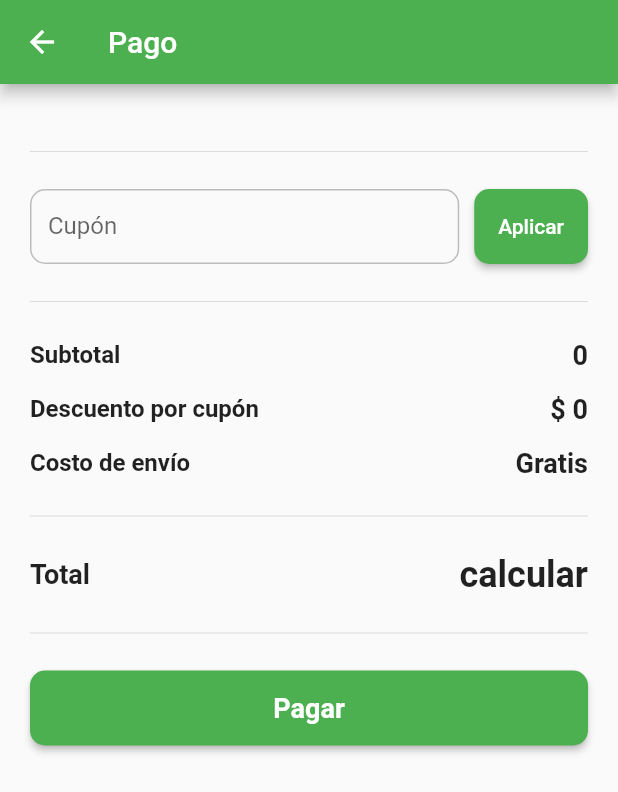
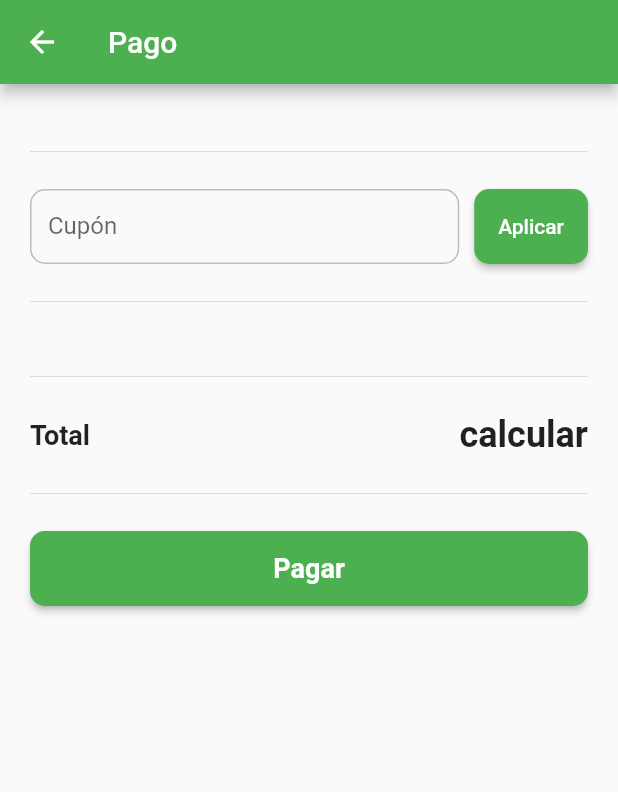
Before and after one commit to renzorosaz/prueba1mv, a Flutter app: the CheckoutPage screen opened by its route, on a phone screen of 412 x 824 dp. Shown: the top 792 px of the screen. Run offline on Flutter 3.47's test engine with Material 2 defaults, Android fonts, the phone set to English and light mode, and no system bars; our stand-ins replace badges.

Commit message:
actualizando method calculcediscount

```diff
--- a/lib/checkout.dart
+++ b/lib/checkout.dart
@@ -138,7 +138,9 @@ class _CheckoutPageState extends State<CheckoutPage> {
                     children: [
                       Expanded(
                         child: Text(
-                          "Cupón ${cart.coupon!.code} aplicado",
+                          cart.coupon != null
+                              ? "Cupón ${cart.coupon!.code} aplicado"
+                              : "Cupón de $valueCoupon% aplicado",
                           style: const TextStyle(
                             fontSize: 16,
                             fontWeight: FontWeight.w600,
@@ -149,6 +151,9 @@ class _CheckoutPageState extends State<CheckoutPage> {
                       IconButton(
                         onPressed: () {
                           cart.coupon = null;
+                          costDiscount = 0;
+                          _tc.text = "";
+                          cart.coupon = null;
                           // ignore: invalid_use_of_visible_for_testing_member, invalid_use_of_protected_member
                           cart.notifyListeners();
                         },
@@ -158,61 +163,85 @@ class _CheckoutPageState extends State<CheckoutPage> {
                     ],
                   ),
                 const Divider(height: 50),
+                if (products.isNotEmpty)
                   Wrap(
                     runSpacing: 15,
                     children: [
                       Row(
                         children: [
-                        Expanded(
+                          const Expanded(
                               child: Text(
                             "Subtotal",
                             style: TextStyle(
                               fontSize: 16,
-                            fontWeight: FontWeight.w600,
+                              fontWeight: FontWeight.w400,
                             ),
                           )),
+                          Column(
+                            crossAxisAlignment: CrossAxisAlignment.end,
+                            children: [
                               Text(
-                          "$subTotal",
-                          style: TextStyle(
+                                "\$$subTotal",
+                                style: const TextStyle(
                                   fontSize: 18,
                                   fontWeight: FontWeight.w600,
                                 ),
+                              ),
+                              costDiscount > 0
+                                  ? const Text(
+                                      "Descuento aplicado por compra de produtos en paquete",
+                                      style: TextStyle(
+                                          fontSize: 8, color: Colors.red))
+                                  : Container()
+                            ],
                           ),
                         ],
                       ),
                       Row(
                         children: [
-                        Expanded(
+                          const Expanded(
                               child: Text(
                             "Descuento por cupón",
                             style: TextStyle(
                               fontSize: 16,
+                              fontWeight: FontWeight.w400,
+                            ),
+                          )),
+                          // ignore: unnecessary_null_comparison
+                          valueCoupon == null
+                              ? Text(
+                                  costDiscount <= 0
+                                      ? "\$ 0"
+                                      : "\$$costDiscount",
+                                  style: const TextStyle(
+                                    fontSize: 16,
                                     fontWeight: FontWeight.w600,
                                   ),
-                        )),
-                        Text(
-                          costDiscount <= 0 ? "\$ 0" : "\$$costDiscount",
-                          style: TextStyle(
-                            fontSize: 18,
+                                )
+                              : Text(
+                                  "\$ $valueTotalDiscount ($valueCoupon%) ",
+                                  style: const TextStyle(
+                                    fontSize: 16,
+                                    color: Colors.red,
                                     fontWeight: FontWeight.w600,
                                   ),
-                        ),
+                                )
                         ],
                       ),
                       Row(
                         children: [
-                        Expanded(
+                          const Expanded(
                               child: Text(
                             "Costo de envío",
                             style: TextStyle(
                               fontSize: 16,
-                            fontWeight: FontWeight.w600,
+                              fontWeight: FontWeight.w400,
                             ),
                           )),
                           Text(
                             costDelivery == 0.0 ? "Gratis" : "\$$costDelivery",
-                          style: TextStyle(
-                            fontSize: 18,
+                            style: const TextStyle(
+                              fontSize: 16,
                               fontWeight: FontWeight.w600,
                             ),
                           ),
```
Lines whose indentation alone changed are shown as unchanged.
